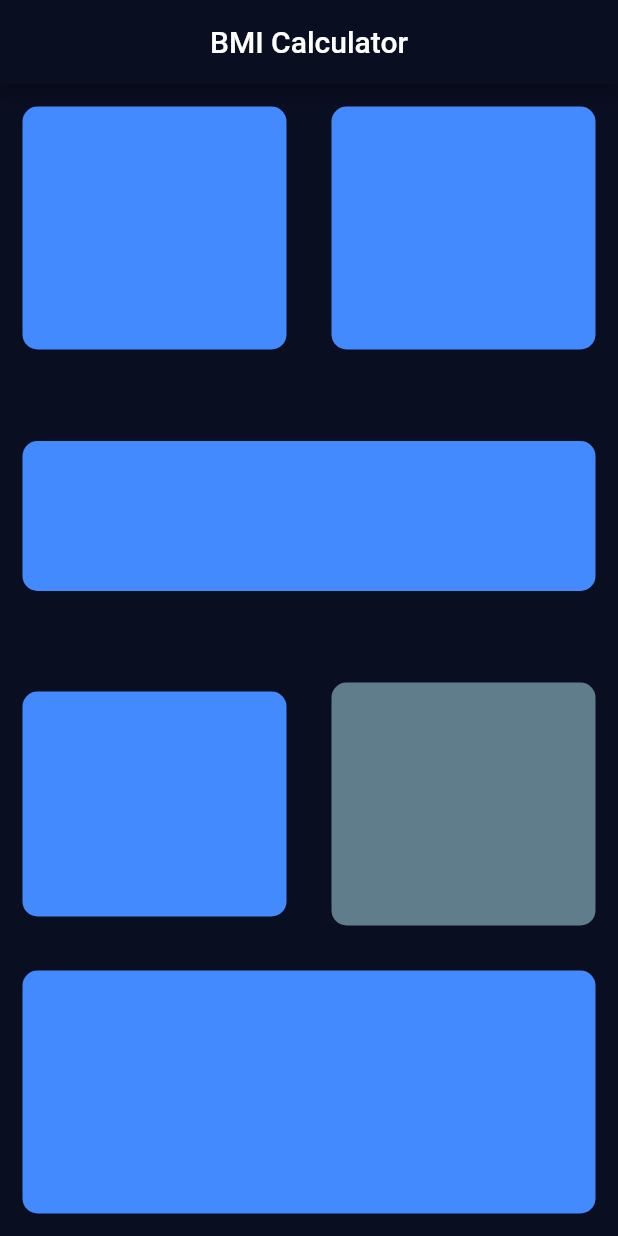
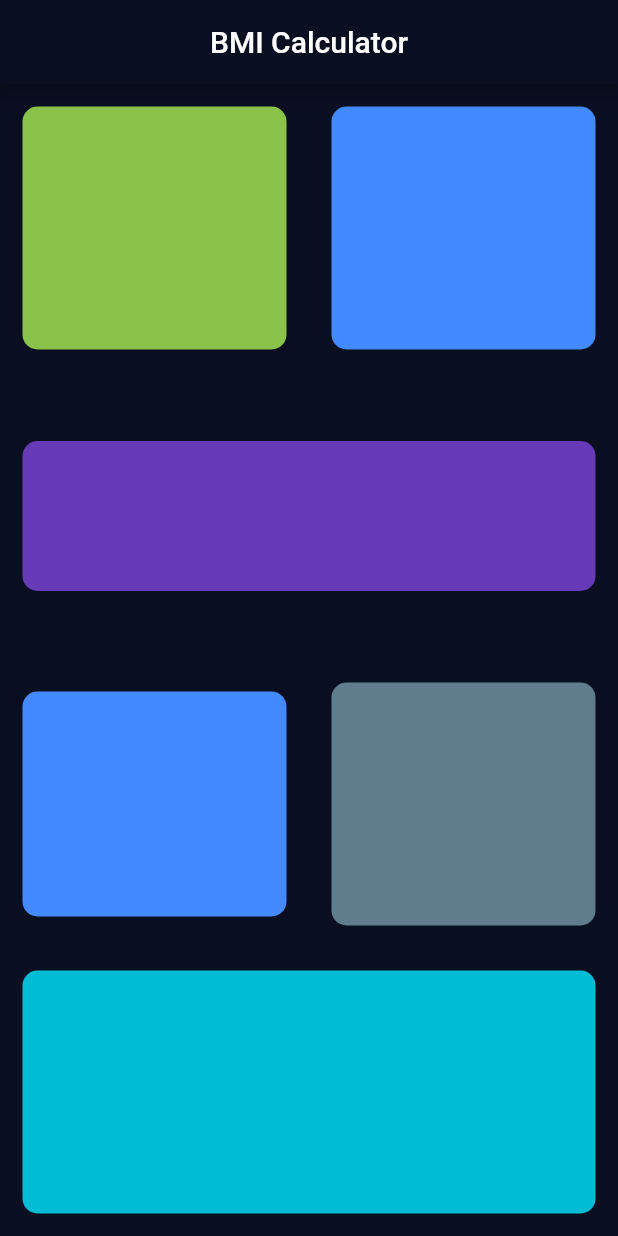
Before and after one commit to Danial-abd/Kalkulator_BMI, a Flutter app: the screen it shows after launch, on a phone screen of 412 x 824 dp. Run offline on Flutter 3.47's test engine with Material 2 defaults, Android fonts, the phone set to English and light mode, and no system bars.

```diff
--- a/lib/input_pages.dart
+++ b/lib/input_pages.dart
@@ -23,7 +23,7 @@ class _InputPageState extends State<InputPage> {
               children: [
                 Expanded(
                   child: ReusableCard(
-                      colour: Colors.blueAccent, tinggi: 200.0, lebar: 200.0),
+                      colour: Colors.lightGreen, tinggi: 200.0, lebar: 200.0),
                 ),
                 Expanded(
                     child: ReusableCard(
@@ -38,7 +38,7 @@ class _InputPageState extends State<InputPage> {
             children: [
               Expanded(
                   child: ReusableCard(
-                      colour: Colors.blueAccent, tinggi: 100.0, lebar: 150.0)),
+                      colour: Colors.deepPurple, tinggi: 100.0, lebar: 150.0)),
             ],
           )),
           Expanded(
@@ -60,7 +60,7 @@ class _InputPageState extends State<InputPage> {
             children: [
               Expanded(
                 child: ReusableCard(
-                    colour: Colors.blueAccent, tinggi: 250.0, lebar: 200.0),
+                    colour: Colors.cyan, tinggi: 250.0, lebar: 200.0),
               ),
             ],
           ))
--- a/pubspec.yaml
+++ b/pubspec.yaml
@@ -29,12 +29,13 @@ environment:
 dependencies:
   flutter:
     sdk: flutter
-    font_awesome_flutter: ^8.11.0
+
 
 
   # The following adds the Cupertino Icons font to your application.
   # Use with the CupertinoIcons class for iOS style icons.
   cupertino_icons: ^1.0.2
+  font_awesome_flutter: ^8.11.0
 
 dev_dependencies:
   flutter_test:
```
Also changed, not shown: pubspec.lock.
